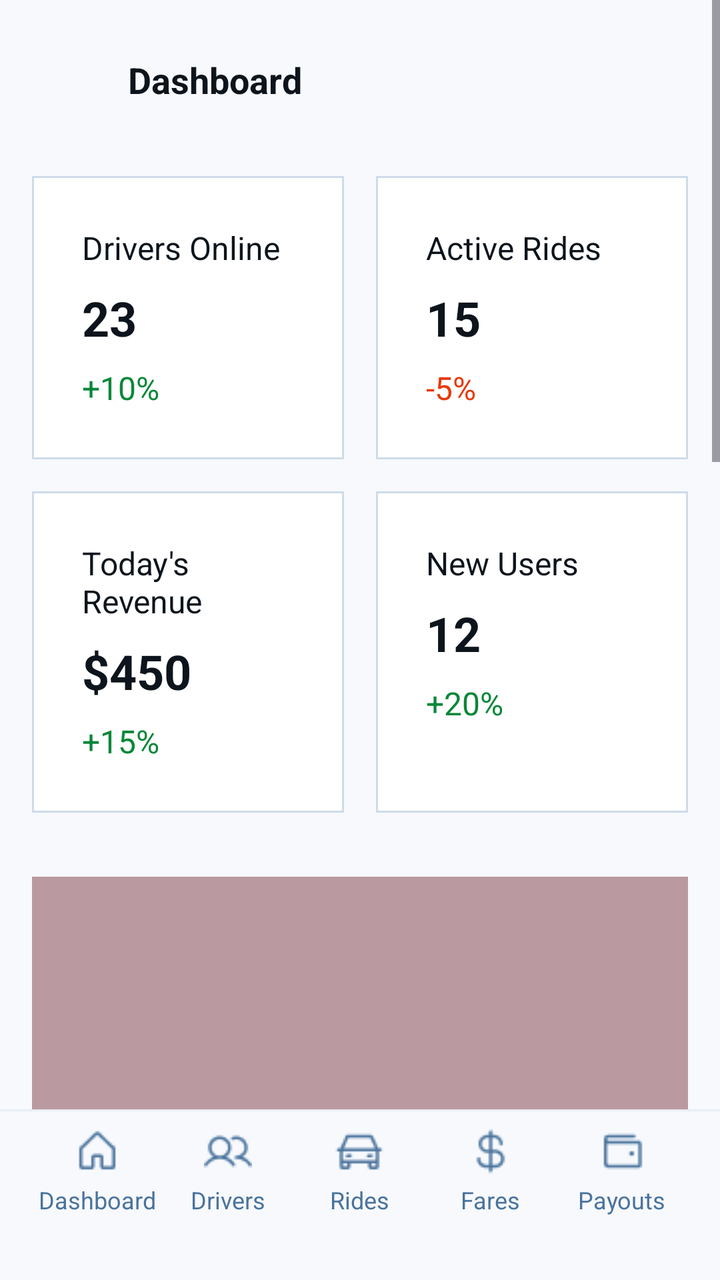
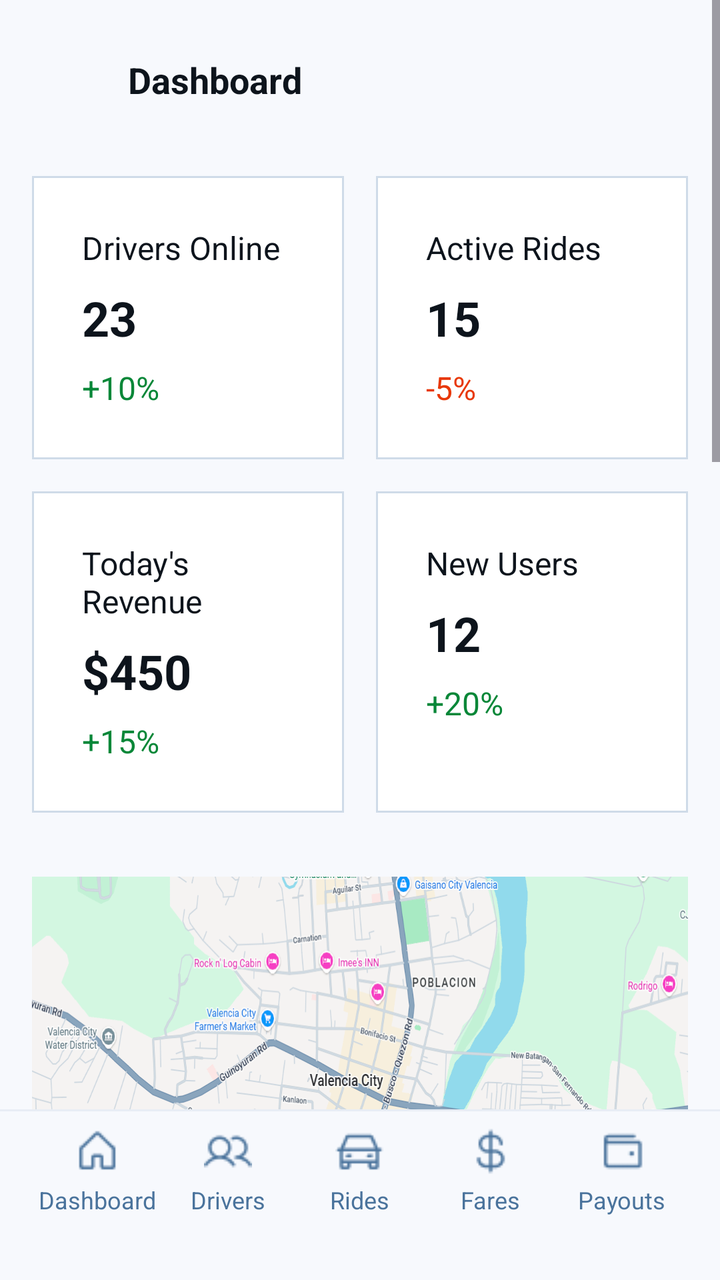

Compare the two renders of this Android layout. The source of the first and the diff that turns it into the second are given below.
<!-- AndroidManifest.xml: application theme Theme.Tricycle_app -->
<!-- res/layout/admindashboard.xml -->
<?xml version="1.0" encoding="utf-8"?>
<LinearLayout xmlns:android="http://schemas.android.com/apk/res/android"
    android:layout_width="match_parent"
    android:layout_height="match_parent"
    android:orientation="vertical"
    android:background="#F7F9FD">

    <ScrollView
        android:layout_width="match_parent"
        android:layout_height="0dp"
        android:layout_weight="1"
        android:fillViewport="true">

        <LinearLayout
            android:layout_width="match_parent"
            android:layout_height="wrap_content"
            android:orientation="vertical"
            android:paddingBottom="24dp">

            <LinearLayout
                android:layout_width="match_parent"
                android:layout_height="wrap_content"
                android:orientation="horizontal"
                android:gravity="center_vertical"
                android:paddingTop="16dp"
                android:paddingBottom="8dp"
                android:paddingStart="16dp"
                android:paddingEnd="16dp"
                android:background="#F7F9FD">

                <LinearLayout
                    android:id="@+id/btnBack"
                    android:layout_width="48dp"
                    android:layout_height="48dp"
                    android:gravity="center"
                    android:clickable="true"
                    android:focusable="true">
                    <View
                        android:layout_width="24dp"
                        android:layout_height="24dp"
                        android:background="@android:color/transparent" />
                </LinearLayout>

                <TextView
                    android:layout_width="wrap_content"
                    android:layout_height="wrap_content"
                    android:text="Dashboard"
                    android:textSize="18sp"
                    android:textStyle="bold"
                    android:textColor="#0D141C"
                    android:paddingEnd="48dp"/>
            </LinearLayout>

            <LinearLayout
                android:layout_width="match_parent"
                android:layout_height="wrap_content"
                android:orientation="vertical"
                android:padding="16dp">

                <LinearLayout
                    android:layout_width="match_parent"
                    android:layout_height="wrap_content"
                    android:orientation="horizontal"
                    android:layout_marginBottom="16dp">

                    <LinearLayout
                        android:layout_width="0dp"
                        android:layout_weight="1"
                        android:layout_height="wrap_content"
                        android:layout_marginEnd="8dp"
                        android:background="#CFDBE8"
                        android:padding="1dp"> <LinearLayout
                        android:layout_width="match_parent"
                        android:layout_height="wrap_content"
                        android:orientation="vertical"
                        android:background="#FFFFFF"
                        android:padding="24dp">
                        <TextView
                            android:layout_width="wrap_content"
                            android:layout_height="wrap_content"
                            android:text="Drivers Online"
                            android:textSize="16sp"
                            android:textColor="#0D141C"
                            android:layout_marginBottom="8dp"/>
                        <TextView
                            android:layout_width="wrap_content"
                            android:layout_height="wrap_content"
                            android:text="23"
                            android:textSize="24sp"
                            android:textStyle="bold"
                            android:textColor="#0D141C"
                            android:layout_marginBottom="8dp"/>
                        <TextView
                            android:layout_width="wrap_content"
                            android:layout_height="wrap_content"
                            android:text="+10%"
                            android:textSize="16sp"
                            android:textColor="#088738"/>
                    </LinearLayout>
                    </LinearLayout>

                    <LinearLayout
                        android:layout_width="0dp"
                        android:layout_weight="1"
                        android:layout_height="wrap_content"
                        android:layout_marginStart="8dp"
                        android:background="#CFDBE8"
                        android:padding="1dp">
                        <LinearLayout
                            android:layout_width="match_parent"
                            android:layout_height="wrap_content"
                            android:orientation="vertical"
                            android:background="#FFFFFF"
                            android:padding="24dp">
                            <TextView
                                android:layout_width="wrap_content"
                                android:layout_height="wrap_content"
                                android:text="Active Rides"
                                android:textSize="16sp"
                                android:textColor="#0D141C"
                                android:layout_marginBottom="8dp"/>
                            <TextView
                                android:layout_width="wrap_content"
                                android:layout_height="wrap_content"
                                android:text="15"
                                android:textSize="24sp"
                                android:textStyle="bold"
                                android:textColor="#0D141C"
                                android:layout_marginBottom="8dp"/>
                            <TextView
                                android:layout_width="wrap_content"
                                android:layout_height="wrap_content"
                                android:text="-5%"
                                android:textSize="16sp"
                                android:textColor="#E83808"/>
                        </LinearLayout>
                    </LinearLayout>
                </LinearLayout>

                <LinearLayout
                    android:layout_width="match_parent"
                    android:layout_height="wrap_content"
                    android:orientation="horizontal">

                    <LinearLayout
                        android:layout_width="0dp"
                        android:layout_weight="1"
                        android:layout_height="match_parent"
                        android:layout_marginEnd="8dp"
                        android:background="#CFDBE8"
                        android:padding="1dp">
                        <LinearLayout
                            android:layout_width="match_parent"
                            android:layout_height="match_parent"
                            android:orientation="vertical"
                            android:background="#FFFFFF"
                            android:padding="24dp">
                            <TextView
                                android:layout_width="wrap_content"
                                android:layout_height="wrap_content"
                                android:text="Today's Revenue"
                                android:textSize="16sp"
                                android:textColor="#0D141C"
                                android:layout_marginBottom="8dp"/>
                            <TextView
                                android:layout_width="wrap_content"
                                android:layout_height="wrap_content"
                                android:text="$450"
                                android:textSize="24sp"
                                android:textStyle="bold"
                                android:textColor="#0D141C"
                                android:layout_marginBottom="8dp"/>
                            <TextView
                                android:layout_width="wrap_content"
                                android:layout_height="wrap_content"
                                android:text="+15%"
                                android:textSize="16sp"
                                android:textColor="#088738"/>
                        </LinearLayout>
                    </LinearLayout>

                    <LinearLayout
                        android:layout_width="0dp"
                        android:layout_weight="1"
                        android:layout_height="match_parent"
                        android:layout_marginStart="8dp"
                        android:background="#CFDBE8"
                        android:padding="1dp">
                        <LinearLayout
                            android:layout_width="match_parent"
                            android:layout_height="match_parent"
                            android:orientation="vertical"
                            android:background="#FFFFFF"
                            android:padding="24dp">
                            <TextView
                                android:layout_width="wrap_content"
                                android:layout_height="wrap_content"
                                android:text="New Users"
                                android:textSize="16sp"
                                android:textColor="#0D141C"
                                android:layout_marginBottom="8dp"/>
                            <TextView
                                android:layout_width="wrap_content"
                                android:layout_height="wrap_content"
                                android:text="12"
                                android:textSize="24sp"
                                android:textStyle="bold"
                                android:textColor="#0D141C"
                                android:layout_marginBottom="8dp"/>
                            <TextView
                                android:layout_width="wrap_content"
                                android:layout_height="wrap_content"
                                android:text="+20%"
                                android:textSize="16sp"
                                android:textColor="#088738"/>
                        </LinearLayout>
                    </LinearLayout>
                </LinearLayout>
            </LinearLayout>

            <LinearLayout
                android:layout_width="match_parent"
                android:layout_height="wrap_content"
                android:orientation="vertical"
                android:padding="16dp">

                <View
                    android:layout_width="match_parent"
                    android:layout_height="201dp"
                    android:background="#807F3B45"
                    android:layout_marginBottom="16dp"/>

                <TextView
                    android:layout_width="wrap_content"
                    android:layout_height="wrap_content"
                    android:text="Live Map"
                    android:textSize="18sp"
                    android:textStyle="bold"
                    android:textColor="#0D141C"
                    android:layout_marginBottom="4dp"/>

                <LinearLayout
                    android:layout_width="match_parent"
                    android:layout_height="wrap_content"
                    android:orientation="horizontal"
                    android:gravity="bottom">

                    <TextView
                        android:layout_width="0dp"
                        android:layout_height="wrap_content"
                        android:layout_weight="1"
                        android:text="View real-time locations of active drivers"
                        android:textSize="16sp"
                        android:textColor="#4A739C"
                        android:layout_marginEnd="12dp"/>

                    <TextView
                        android:layout_width="84dp"
                        android:layout_height="32dp"
                        android:background="#0A73D9"
                        android:text="View Map"
                        android:textColor="#FFFFFF"
                        android:textSize="14sp"
                        android:gravity="center"
                        android:textStyle="bold"/>
                </LinearLayout>
            </LinearLayout>

            <LinearLayout
                android:layout_width="match_parent"
                android:layout_height="wrap_content"
                android:orientation="horizontal"
                android:padding="16dp">

                <LinearLayout
                    android:layout_width="0dp"
                    android:layout_height="wrap_content"
                    android:layout_weight="1"
                    android:orientation="vertical"
                    android:layout_marginEnd="16dp">

                    <TextView
                        android:layout_width="wrap_content"
                        android:layout_height="wrap_content"
                        android:text="Pending Driver Verifications"
                        android:textSize="16sp"
                        android:textStyle="bold"
                        android:textColor="#0D141C"
                        android:layout_marginBottom="4dp"/>

                    <TextView
                        android:layout_width="wrap_content"
                        android:layout_height="wrap_content"
                        android:text="5 new applications"
                        android:textSize="14sp"
                        android:textColor="#4A739C"
                        android:layout_marginBottom="16dp"/>

                    <TextView
                        android:layout_width="84dp"
                        android:layout_height="32dp"
                        android:background="#E8EDF5"
                        android:text="View"
                        android:textColor="#0D141C"
                        android:gravity="center"
                        android:textSize="14sp"/>
                </LinearLayout>

                <View
                    android:layout_width="80dp"
                    android:layout_height="93dp"
                    android:background="#807F3B45"/>
            </LinearLayout>

            <LinearLayout
                android:layout_width="match_parent"
                android:layout_height="wrap_content"
                android:orientation="horizontal"
                android:padding="16dp">

                <LinearLayout
                    android:layout_width="0dp"
                    android:layout_height="wrap_content"
                    android:layout_weight="1"
                    android:orientation="vertical"
                    android:layout_marginEnd="16dp">

                    <TextView
                        android:layout_width="wrap_content"
                        android:layout_height="wrap_content"
                        android:text="New Support Tickets"
                        android:textSize="16sp"
                        android:textStyle="bold"
                        android:textColor="#0D141C"
                        android:layout_marginBottom="4dp"/>

                    <TextView
                        android:layout_width="wrap_content"
                        android:layout_height="wrap_content"
                        android:text="3 unresolved issues"
                        android:textSize="14sp"
                        android:textColor="#4A739C"
                        android:layout_marginBottom="16dp"/>

                    <TextView
                        android:layout_width="84dp"
                        android:layout_height="32dp"
                        android:background="#E8EDF5"
                        android:text="View"
                        android:textColor="#0D141C"
                        android:gravity="center"
                        android:textSize="14sp"/>
                </LinearLayout>

                <View
                    android:layout_width="80dp"
                    android:layout_height="93dp"
                    android:background="#807F3B45"/>
            </LinearLayout>

            <LinearLayout
                android:layout_width="match_parent"
                android:layout_height="wrap_content"
                android:orientation="vertical"
                android:padding="16dp">

                <View
                    android:layout_width="match_parent"
                    android:layout_height="201dp"
                    android:background="#807F3B45"
                    android:layout_marginBottom="16dp"/>

                <TextView
                    android:layout_width="wrap_content"
                    android:layout_height="wrap_content"
                    android:text="Rides in the Last 24 Hours"
                    android:textSize="18sp"
                    android:textStyle="bold"
                    android:textColor="#0D141C"
                    android:layout_marginBottom="4dp"/>

                <LinearLayout
                    android:layout_width="match_parent"
                    android:layout_height="wrap_content"
                    android:orientation="horizontal"
                    android:gravity="bottom">

                    <TextView
                        android:layout_width="0dp"
                        android:layout_height="wrap_content"
                        android:layout_weight="1"
                        android:text="Track ride activity over the past day"
                        android:textSize="16sp"
                        android:textColor="#4A739C"
                        android:layout_marginEnd="12dp"/>

                    <TextView
                        android:id="@+id/btnViewChart"
                        android:layout_width="100dp"
                        android:layout_height="32dp"
                        android:background="#0A73D9"
                        android:text="View Chart"
                        android:textColor="#FFFFFF"
                        android:textSize="14sp"
                        android:gravity="center"
                        android:textStyle="bold"
                        android:clickable="true"
                        android:focusable="true"/>
                </LinearLayout>
            </LinearLayout>

        </LinearLayout>
    </ScrollView>

    <include layout="@layout/adminnavbar" />

</LinearLayout>
<!-- res/layout/adminnavbar.xml (included above) -->
<?xml version="1.0" encoding="utf-8"?>
<LinearLayout xmlns:android="http://schemas.android.com/apk/res/android"
    android:layout_width="match_parent"
    android:layout_height="wrap_content"
    android:orientation="vertical">

    <View
        android:layout_width="match_parent"
        android:layout_height="1dp"
        android:background="#E8EDF5"/>

    <LinearLayout
        android:layout_width="match_parent"
        android:layout_height="wrap_content"
        android:orientation="horizontal"
        android:background="#F7F9FD"
        android:paddingTop="8dp"
        android:paddingBottom="12dp"
        android:paddingStart="16dp"
        android:paddingEnd="16dp">

        <LinearLayout
            android:id="@+id/nav_dashboard"
            android:layout_width="0dp"
            android:layout_height="wrap_content"
            android:layout_weight="1"
            android:orientation="vertical"
            android:gravity="center"
            android:clickable="true"
            android:focusable="true">

            <View
                android:layout_width="24dp"
                android:layout_height="24dp"
                android:background="@drawable/home" />

            <TextView
                android:layout_width="wrap_content"
                android:layout_height="wrap_content"
                android:text="Dashboard"
                android:textSize="12sp"
                android:textColor="#4A739C"
                android:layout_marginTop="4dp"/>
        </LinearLayout>

        <LinearLayout
            android:id="@+id/nav_drivers"
            android:layout_width="0dp"
            android:layout_height="wrap_content"
            android:layout_weight="1"
            android:orientation="vertical"
            android:gravity="center"
            android:clickable="true"
            android:focusable="true">

            <View
                android:layout_width="24dp"
                android:layout_height="24dp"
                android:background="@drawable/users" />

            <TextView
                android:layout_width="wrap_content"
                android:layout_height="wrap_content"
                android:text="Drivers"
                android:textSize="12sp"
                android:textColor="#4A739C"
                android:layout_marginTop="4dp"/>
        </LinearLayout>

        <LinearLayout
            android:id="@+id/nav_rides"
            android:layout_width="0dp"
            android:layout_height="wrap_content"
            android:layout_weight="1"
            android:orientation="vertical"
            android:gravity="center"
            android:clickable="true"
            android:focusable="true">

            <View
                android:layout_width="24dp"
                android:layout_height="24dp"
                android:background="@drawable/ride" />

            <TextView
                android:layout_width="wrap_content"
                android:layout_height="wrap_content"
                android:text="Rides"
                android:textSize="12sp"
                android:textColor="#4A739C"
                android:layout_marginTop="4dp"/>
        </LinearLayout>

        <LinearLayout
            android:id="@+id/nav_fares"
            android:layout_width="0dp"
            android:layout_height="wrap_content"
            android:layout_weight="1"
            android:orientation="vertical"
            android:gravity="center"
            android:clickable="true"
            android:focusable="true">

            <View
                android:layout_width="24dp"
                android:layout_height="24dp"
                android:background="@drawable/money" />

            <TextView
                android:layout_width="wrap_content"
                android:layout_height="wrap_content"
                android:text="Fares"
                android:textSize="12sp"
                android:textColor="#4A739C"
                android:layout_marginTop="4dp"/>
        </LinearLayout>

        <LinearLayout
            android:id="@+id/nav_payouts"
            android:layout_width="0dp"
            android:layout_height="wrap_content"
            android:layout_weight="1"
            android:orientation="vertical"
            android:gravity="center"
            android:clickable="true"
            android:focusable="true">

            <View
                android:layout_width="24dp"
                android:layout_height="24dp"
                android:background="@drawable/payout" />

            <TextView
                android:layout_width="wrap_content"
                android:layout_height="wrap_content"
                android:text="Payouts"
                android:textSize="12sp"
                android:textColor="#4A739C"
                android:layout_marginTop="4dp"/>
        </LinearLayout>

    </LinearLayout>

    <View
        android:layout_width="match_parent"
        android:layout_height="20dp"
        android:background="#F7F9FD"/>

</LinearLayout>
<!-- resources referenced by this layout -->
<resources>
  <!-- drawable home: png bitmap (drawable, 468 bytes) -->
  <!-- drawable money: png bitmap (drawable, 640 bytes) -->
  <!-- drawable payout: png bitmap (drawable, 415 bytes) -->
  <!-- drawable ride: png bitmap (drawable, 550 bytes) -->
  <!-- drawable users: png bitmap (drawable, 770 bytes) -->
  <style name="Theme.Tricycle_app" parent="Base.Theme.Tricycle_app" />
  <style name="Base.Theme.Tricycle_app" parent="Theme.Material3.DayNight.NoActionBar">
          
          
      </style>
</resources>

<!-- the commit's change to res/layout/admindashboard.xml (unified diff, before → after) -->
@@ -227,8 +227,8 @@
                 <View
                     android:layout_width="match_parent"
                     android:layout_height="201dp"
-                    android:background="#807F3B45"
-                    android:layout_marginBottom="16dp"/>
+                    android:layout_marginBottom="16dp"
+                    android:background="@drawable/map" />
 
                 <TextView
                     android:layout_width="wrap_content"
@@ -309,7 +309,7 @@
                 <View
                     android:layout_width="80dp"
                     android:layout_height="93dp"
-                    android:background="#807F3B45"/>
+                    android:background="@drawable/doc" />
             </LinearLayout>
 
             <LinearLayout
@@ -355,7 +355,7 @@
                 <View
                     android:layout_width="80dp"
                     android:layout_height="93dp"
-                    android:background="#807F3B45"/>
+                    android:background="@drawable/doc" />
             </LinearLayout>
 
             <LinearLayout
@@ -367,8 +367,8 @@
                 <View
                     android:layout_width="match_parent"
                     android:layout_height="201dp"
-                    android:background="#807F3B45"
-                    android:layout_marginBottom="16dp"/>
+                    android:layout_marginBottom="16dp"
+                    android:background="@drawable/graph" />
 
                 <TextView
                     android:layout_width="wrap_content"
<!-- resource entries referenced after the edit -->
@@ -1,6 +1,9 @@
 <!-- resources referenced by this layout -->
 <resources>
+  <!-- drawable doc: png bitmap (drawable, 36227 bytes) -->
+  <!-- drawable graph: png bitmap (drawable, 18302 bytes) -->
   <!-- drawable home: png bitmap (drawable, 468 bytes) -->
+  <!-- drawable map: png bitmap (drawable, 265506 bytes) -->
   <!-- drawable money: png bitmap (drawable, 640 bytes) -->
   <!-- drawable payout: png bitmap (drawable, 415 bytes) -->
   <!-- drawable ride: png bitmap (drawable, 550 bytes) -->
